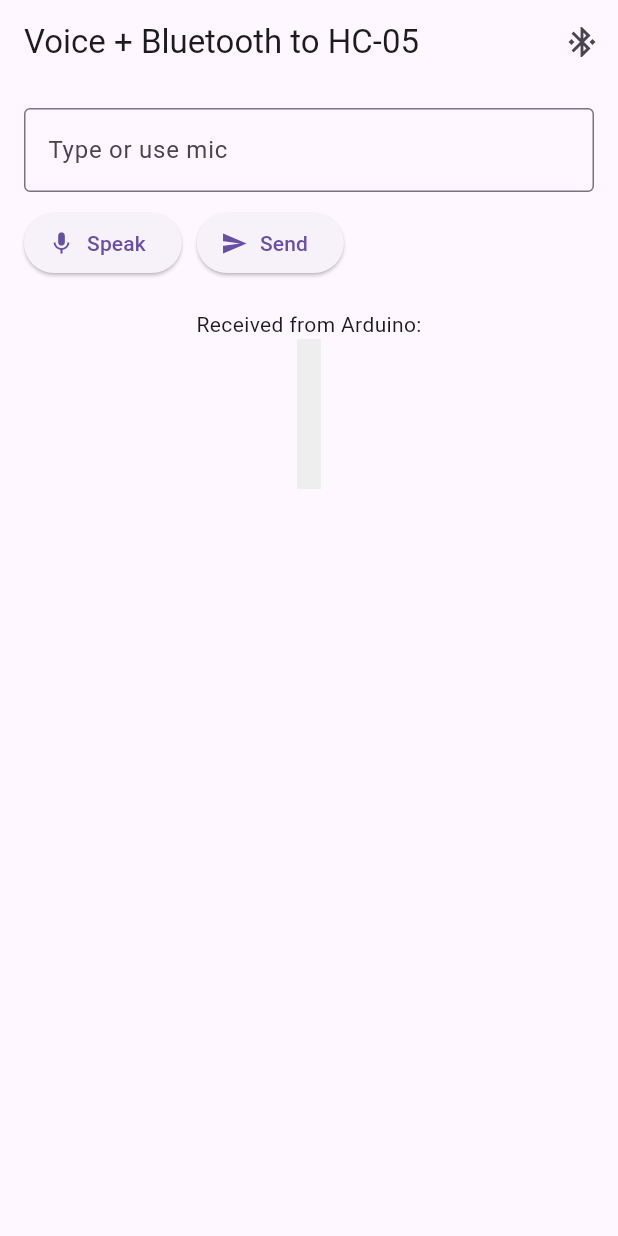
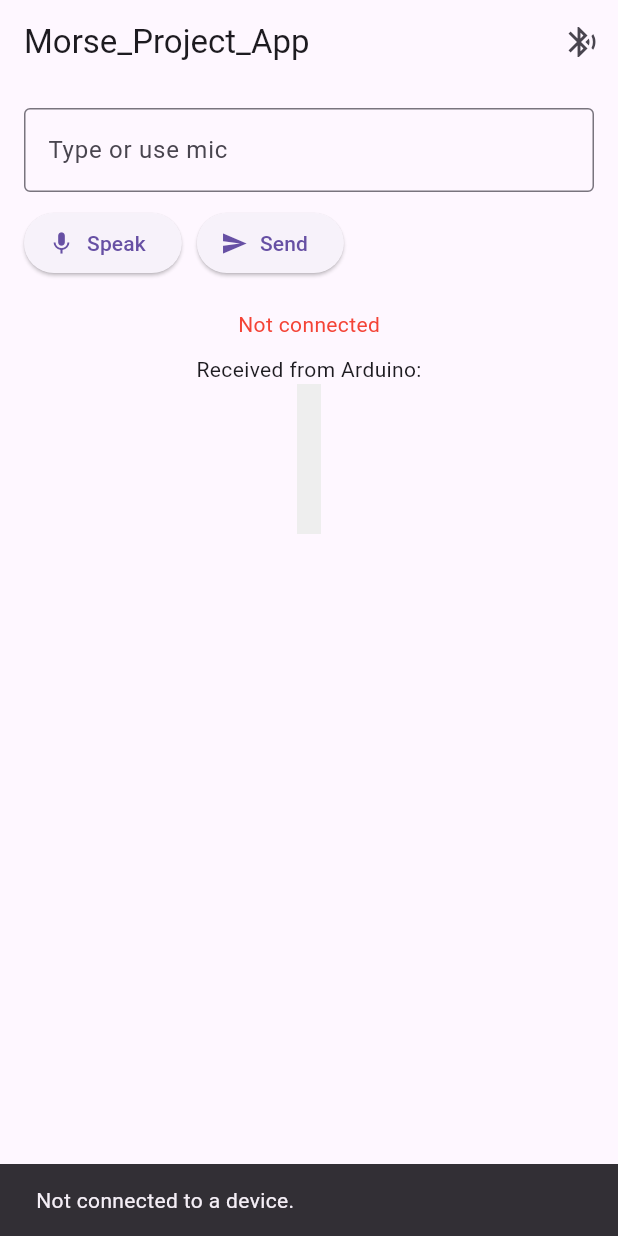
Before and after one commit to Ay070707/MorseCodeConverter, a Flutter app: the screen it shows after launch, after a tap on "Send", on a phone screen of 412 x 824 dp. Run offline on Flutter 3.47's test engine with Material 3 defaults, Android fonts, the phone set to English and light mode, and no system bars; our stand-ins replace flutter_bluetooth_serial, logger, permission_handler, speech_to_text.

Commit message:
second_commit_after_bluetooth_connecton

```diff
--- a/lib/main.dart
+++ b/lib/main.dart
@@ -29,11 +29,24 @@ class MyApp extends StatelessWidget {
 class BluetoothVoiceApp extends StatefulWidget {
   const BluetoothVoiceApp({super.key});
 
+
   @override
   BluetoothVoiceAppState createState() => BluetoothVoiceAppState();
 }
 
 class BluetoothVoiceAppState extends State<BluetoothVoiceApp> {
+
+  List<BluetoothDevice> _devicesList = [];
+  String connectionStatus = "Not connected";
+
+  void showSnackBar(String message) {
+  ScaffoldMessenger.of(context).showSnackBar(
+    SnackBar(content: Text(message)),
+  );
+}
+
+
+
   final TextEditingController _textController = TextEditingController();
   final stt.SpeechToText _speech = stt.SpeechToText();
 
@@ -45,29 +58,71 @@ class BluetoothVoiceAppState extends State<BluetoothVoiceApp> {
   @override
   void initState() {
     super.initState();
-    _checkPermissions();
+    _checkPermissions().then((_) => _loadBondedDevices());
   }
+
 
   Future<void> _checkPermissions() async {
     await Permission.bluetooth.request();
     await Permission.bluetoothConnect.request();
+    await Permission.bluetoothScan.request(); // <-- Add this
+    await Permission.bluetoothAdvertise.request(); // <-- Optional, for completeness
     await Permission.microphone.request();
     await Permission.locationWhenInUse.request();
+
+    _devicesList = await FlutterBluetoothSerial.instance.getBondedDevices();
+    setState(() {});
   }
 
-  Future<void> _connectToHC05() async {
-    List<BluetoothDevice> devices = await FlutterBluetoothSerial.instance.getBondedDevices();
-    BluetoothDevice? hc05 = devices.firstWhere(
-      (d) => d.name == "HC-05",
-      orElse: () => devices.first,
+
+  Future<void> _loadBondedDevices() async {
+    final devices = await FlutterBluetoothSerial.instance.getBondedDevices();
+    setState(() {
+      _devicesList = devices;
+    });
+  }
+
+  void _showDevicePicker() {
+    showDialog(
+      context: context,
+      builder: (context) {
+        return AlertDialog(
+          title: Text('Select Bluetooth Device'),
+          content: SizedBox(
+            width: double.maxFinite,
+            child: _devicesList.isEmpty
+                ? Text("No paired devices found.")
+                : ListView.builder(
+                    shrinkWrap: true,
+                    itemCount: _devicesList.length,
+                    itemBuilder: (context, index) {
+                      BluetoothDevice device = _devicesList[index];
+                      return ListTile(
+                        title: Text(device.name ?? "Unknown"),
+                        subtitle: Text(device.address),
+                        onTap: () {
+                          Navigator.pop(context); // close dialog
+                          _connectToDevice(device);
+                        },
+                      );
+                    },
+                  ),
+          ),
+        );
+      },
     );
+  }
 
+
+
+  Future<void> _connectToDevice(BluetoothDevice device) async {
     try {
-      BluetoothConnection connection = await BluetoothConnection.toAddress(hc05.address);
+      BluetoothConnection connection = await BluetoothConnection.toAddress(device.address);
       setState(() {
         _connection = connection;
         _isConnected = true;
       });
+      showSnackBar("Connected to ${device.name}");
 
       connection.input!.listen((data) {
         setState(() {
@@ -76,16 +131,35 @@ class BluetoothVoiceAppState extends State<BluetoothVoiceApp> {
       });
     } catch (e) {
       logger.e('Connection failed', error: e);
+      showSnackBar("Failed to connect to ${device.name}");
     }
   }
 
+
+
   void _sendMessage() async {
-    if (_connection != null && _isConnected && _textController.text.isNotEmpty) {
-      _connection!.output.add(utf8.encode('${_textController.text}\n'));
-      await _connection!.output.allSent;
-      _textController.clear();
+    if (!_isConnected || _connection == null) {
+      showSnackBar("Not connected to a device.");
+      return;
+    }
+
+    final message = _textController.text.trim();
+
+    if (message.isNotEmpty) {
+      try {
+        _connection!.output.add(utf8.encode('$message\n')); // Send to Arduino
+        await _connection!.output.allSent;
+
+        logger.i("Sent to Arduino: $message");
+ // ✅ Log to terminal
+        _textController.clear(); // Clear the input field
+      } catch (e) {
+        logger.e("Failed to send message", error: e);
+        showSnackBar("Error sending data.");
+      }
     }
   }
+
 
   void _startListening() async {
     bool available = await _speech.initialize(
@@ -121,11 +195,11 @@ class BluetoothVoiceAppState extends State<BluetoothVoiceApp> {
   Widget build(BuildContext context) {
     return Scaffold(
       appBar: AppBar(
-        title: Text("Voice + Bluetooth to HC-05"),
+        title: Text("Morse_Project_App"),
         actions: [
           IconButton(
-            icon: Icon(Icons.bluetooth_connected),
-            onPressed: _connectToHC05,
+            icon: Icon(Icons.bluetooth_searching),
+            onPressed: _showDevicePicker,
           ),
         ],
       ),
@@ -157,6 +231,14 @@ class BluetoothVoiceAppState extends State<BluetoothVoiceApp> {
               ],
             ),
             SizedBox(height: 20),
+
+
+            Text(
+              _isConnected ? "Connected to Bluetooth device" : "Not connected",
+              style: TextStyle(color: _isConnected ? Colors.green : Colors.red),
+            ),
+            SizedBox(height: 10),
+
             Text("Received from Arduino:"),
             Container(
               height: 100,
```
Also changed, not shown: 1 other file.
